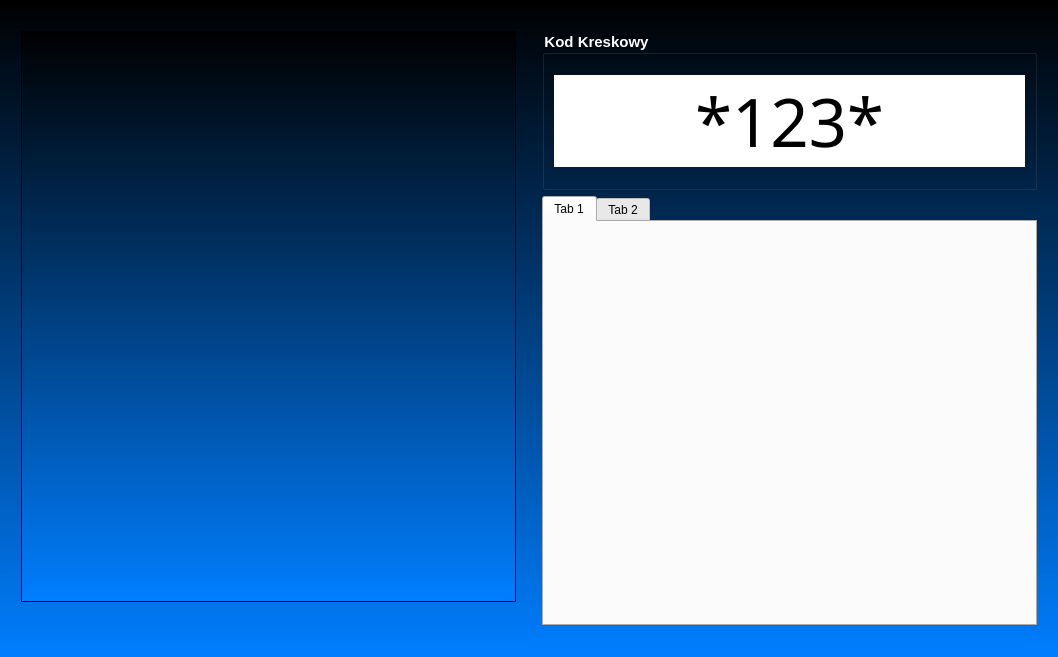
Before: the Qt Designer form ShoppedOUT/kody.ui in Filemon279/ProjektCpp, drawn with Qt 5.
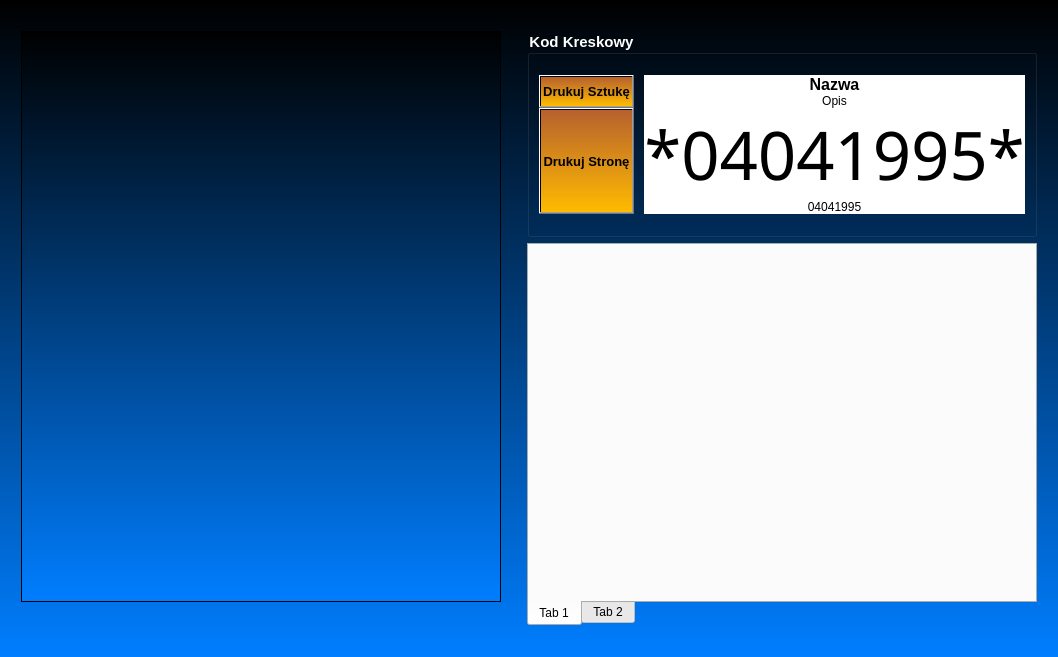
After: the same form once the commit is applied. Icons and pictures are not drawn.

```diff
--- a/ShoppedOUT/kody.ui
+++ b/ShoppedOUT/kody.ui
@@ -115,7 +115,90 @@
           <property name="bottomMargin">
            <number>20</number>
           </property>
-          <item row="0" column="0">
+          <property name="horizontalSpacing">
+           <number>10</number>
+          </property>
+          <property name="verticalSpacing">
+           <number>0</number>
+          </property>
+          <item row="3" column="1">
+           <widget class="QLabel" name="label_kodNumer">
+            <property name="styleSheet">
+             <string notr="true">background-color: rgb(255, 255, 255);
+color:black</string>
+            </property>
+            <property name="frameShadow">
+             <enum>QFrame::Plain</enum>
+            </property>
+            <property name="lineWidth">
+             <number>1</number>
+            </property>
+            <property name="midLineWidth">
+             <number>0</number>
+            </property>
+            <property name="text">
+             <string>04041995</string>
+            </property>
+            <property name="textFormat">
+             <enum>Qt::AutoText</enum>
+            </property>
+            <property name="scaledContents">
+             <bool>false</bool>
+            </property>
+            <property name="alignment">
+             <set>Qt::AlignCenter</set>
+            </property>
+            <property name="wordWrap">
+             <bool>false</bool>
+            </property>
+            <property name="margin">
+             <number>5</number>
+            </property>
+           </widget>
+          </item>
+          <item row="0" column="1">
+           <widget class="QLabel" name="label_nazwa">
+            <property name="font">
+             <font>
+              <family>Arial</family>
+              <pointsize>12</pointsize>
+              <weight>75</weight>
+              <bold>true</bold>
+             </font>
+            </property>
+            <property name="styleSheet">
+             <string notr="true">background-color: rgb(255, 255, 255);
+color:black</string>
+            </property>
+            <property name="text">
+             <string>Nazwa</string>
+            </property>
+            <property name="alignment">
+             <set>Qt::AlignCenter</set>
+            </property>
+            <property name="margin">
+             <number>5</number>
+            </property>
+           </widget>
+          </item>
+          <item row="1" column="1">
+           <widget class="QLabel" name="label_opis">
+            <property name="styleSheet">
+             <string notr="true">background-color: rgb(255, 255, 255);
+color:black</string>
+            </property>
+            <property name="text">
+             <string>Opis</string>
+            </property>
+            <property name="alignment">
+             <set>Qt::AlignCenter</set>
+            </property>
+            <property name="margin">
+             <number>5</number>
+            </property>
+           </widget>
+          </item>
+          <item row="2" column="1">
            <widget class="QLabel" name="label_kodKreskowy">
             <property name="sizePolicy">
              <sizepolicy hsizetype="Expanding" vsizetype="Maximum">
@@ -134,10 +217,63 @@
 background-color: rgb(255, 255, 255);</string>
             </property>
             <property name="text">
-             <string>*123*</string>
+             <string>*04041995*</string>
             </property>
             <property name="alignment">
              <set>Qt::AlignCenter</set>
+            </property>
+            <property name="margin">
+             <number>5</number>
+            </property>
+           </widget>
+          </item>
+          <item row="2" column="0" rowspan="2">
+           <widget class="QPushButton" name="pushButton_2">
+            <property name="sizePolicy">
+             <sizepolicy hsizetype="Expanding" vsizetype="Expanding">
+              <horstretch>0</horstretch>
+              <verstretch>0</verstretch>
+             </sizepolicy>
+            </property>
+            <property name="font">
+             <font>
+              <family>Arial</family>
+              <pointsize>10</pointsize>
+              <weight>75</weight>
+              <bold>true</bold>
+             </font>
+            </property>
+            <property name="styleSheet">
+             <string notr="true">background-color: qlineargradient(spread:pad, x1:0, y1:1, x2:0, y2:0, stop:0 rgba(255, 187, 0, 255), stop:1 rgba(182, 97, 46, 255));
+color:black</string>
+            </property>
+            <property name="text">
+             <string>Drukuj Stronę</string>
+            </property>
+           </widget>
+          </item>
+          <item row="0" column="0" rowspan="2">
+           <widget class="QPushButton" name="pushButton">
+            <property name="sizePolicy">
+             <sizepolicy hsizetype="Minimum" vsizetype="Expanding">
+              <horstretch>0</horstretch>
+              <verstretch>0</verstretch>
+             </sizepolicy>
+            </property>
+            <property name="font">
+             <font>
+              <family>Arial</family>
+              <pointsize>10</pointsize>
+              <weight>75</weight>
+              <bold>true</bold>
+             </font>
+            </property>
+            <property name="styleSheet">
+             <string notr="true">background-color: qlineargradient(spread:pad, x1:0, y1:1, x2:0, y2:0, stop:0 rgba(255, 187, 0, 255), stop:1 rgba(182, 97, 46, 255));
+color:black</string>
+            </property>
+            <property name="text">
+             <string>Drukuj Sztukę</string>
             </property>
            </widget>
           </item>
@@ -150,6 +286,17 @@
       <layout class="QGridLayout" name="gridLayout_2">
        <item row="0" column="0">
         <widget class="QTabWidget" name="tabWidget">
+         <property name="styleSheet">
+          <string notr="true">
+QTabBar::tab {height: 70px; width: 120px};
+background-color: qlineargradient(spread:pad, x1:0, y1:0, x2:0, y2:1, stop:0 rgba(0, 0, 0, 255), stop:1 rgba(0, 126, 255, 255));
+
+
+</string>
+         </property>
+         <property name="tabPosition">
+          <enum>QTabWidget::South</enum>
+         </property>
          <widget class="QWidget" name="tab">
           <attribute name="title">
            <string>Tab 1</string>
```
